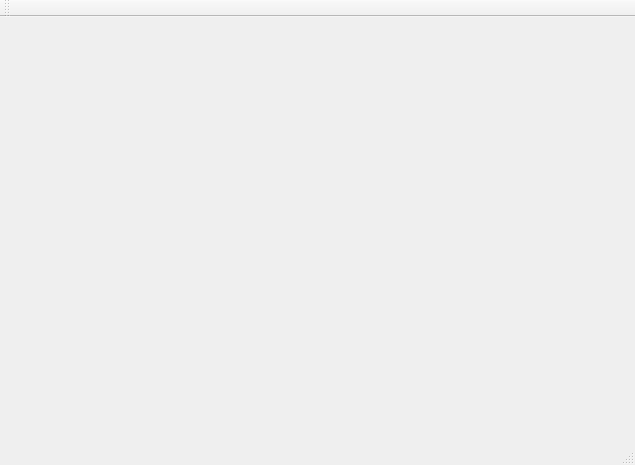
Before: the Qt Designer form qt-frontend/widgets/Picohelp/mainwindow.ui in phresnel/picogen, drawn with Qt 5.
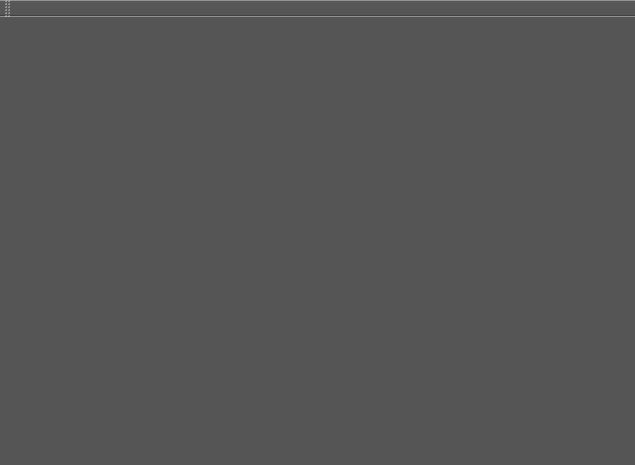
After: the same form once the commit is applied. Custom widgets are drawn as their Qt base class.

Commit message: fix: closed help browser does not open again unless ctrl+h is pressed

What changed in the file:
```diff
--- a/qt-frontend/widgets/Picohelp/mainwindow.ui
+++ b/qt-frontend/widgets/Picohelp/mainwindow.ui
@@ -13,6 +13,216 @@
   <property name="windowTitle">
    <string>MainWindow</string>
   </property>
+  <property name="styleSheet">
+   <string notr="true">* { 
+background: #555; 
+color: white;
+}
+
+QLabel{background-color:none;}
+
+QScrollBar::add-line, QScrollBar::sub-line {width:0;height:0;background:none;}
+QScrollBar{padding:1px 1px 1px 1px;}
+QScrollBar::handle{
+border-radius:4px;
+}
+QScrollBar::handle:hover {
+border:1px solid #edd;
+}
+QScrollBar::handle:horizontal{
+background-color: qlineargradient(x1:0, y1:0, x2:0, y2:1,
+stop:0 #cbb, stop: 0.5 #505050,
+stop: 0.6 #434343, stop:1 #caa);
+}
+QScrollBar::handle:vertical{
+background-color: qlineargradient(x1:0, y1:0, x2:1, y2:0,
+stop:0 #cbb, stop: 0.5 #505050,
+stop: 0.6 #434343, stop:1 #caa);
+}
+QScrollBar::add-page, QScrollBar::sub-page{
+background:none;
+color:transparent;
+}
+
+QGraphicsView, QMdiArea, 
+QTextEdit, QSpinBox, QDoubleSpinBox, QComboBox,
+QTreeView, QFrame#helpFrame {
+color:white;
+border:2px solid #ccc;
+border-radius:10px; 
+background-color: qlineargradient(x1:0, y1:0, x2:0, y2:1,
+stop:0 #717171, stop: 0.5 #505050,
+stop: 0.6 #434343, stop:1 #757575);
+alternate-background-color:#556;
+}
+QFrame#helpFrame, QWidget#picohelp {
+background-color:transparent;
+}
+QLineEdit:focus, QSpinBox:focus, 
+QDoubleSpinBox:focus, QComboBox:focus {
+background-color: qlineargradient(x1:0, y1:0, x2:0, y2:1,
+stop:0 #719171, stop: 0.5 #506050,
+stop: 0.6 #435343, stop:1 #759575);
+}
+QTreeView, QMdiArea, QTextEdit {
+background-color:#556;
+alternate-background-color:#556;
+}
+QMdiArea::QFrame {
+background-color:#222;
+}
+
+
+QHeaderView { background-color: transparent; }
+QHeaderView::section {
+background-color: qlineargradient(x1:0, y1:0, x2:0, y2:1,
+stop:0 #616161, stop: 0.5 #505050,
+stop: 0.6 #434343, stop:1 #656565);
+color: white;
+padding-left: 4px;
+border: 1px solid #6c6c6c;
+border-radius:5px;
+}
+
+QMenuBar {
+background-color: qlineargradient(x1:0, y1:0, x2:0, y2:1,
+stop:0 #889, stop:1 #aab);
+} QMenuBar::item {
+spacing: 3px; /* spacing between menu bar items */
+padding: 1px 4px;
+background: transparent;
+border-radius: 4px;
+} QMenuBar::item:selected { /* when selected using mouse or keyboard */
+background: #b8b8b8;
+} QMenuBar::item:pressed {
+background: #aaa;
+}
+
+/*QMenu {
+border: 1px solid black;
+background-color: qlineargradient(x1:0, y1:0, x2:0, y2:1,
+stop:0 #716161, stop: 0.5 #605050,
+stop: 0.52 #534343, stop:1 #756565);
+}*/ QMenu::item {
+background-color: #452311;
+} QMenu::item:selected {
+background-color: #a59361;
+} QMenu::item:hover {
+background-color: #a59361;
+}
+
+QPushButton:!flat {
+border: 2px solid #8f8f91;
+border-radius: 6px;
+background-color: qlineargradient(x1:0, y1:0, x2:0, y2:1,
+stop:0 #817171, stop: 0.5 #606060,
+stop: 0.55 #333333, stop:1 #857575);
+} QPushButton:disabled {
+color:gray;
+background-color: black;
+} QPushButton:hover {
+border: 2px solid #afafc1;
+background-color: qlineargradient(x1:0, y1:0, x2:0, y2:1,
+stop:0 #999, stop: 0.5 #888,
+stop: 0.55 #777, stop:1 #999);
+} QPushButton:pressed {
+background-color: qlineargradient(x1:0, y1:0, x2:0, y2:1,
+stop:0 #999, stop: 0.5 #555,
+stop: 0.55 #444, stop:1 #999);
+}
+
+QGroupBox {
+background-color: qlineargradient(x1: 0, y1: 0, x2: 0, y2: 1,
+stop: 0 #555, stop: 1 #889);
+border: 2px solid #CCC;
+border-radius: 6px;
+margin-top: 1ex; /* leave space at the top for the title */
+} QGroupBox::title {
+color: orange; 
+subcontrol-origin: margin;
+subcontrol-position: top center; /* position at the top center */
+padding: 0 3px;
+}
+
+
+QSpinBox::up-arrow, QSpinBox::up-button,
+QDoubleSpinBox::up-arrow, QDoubleSpinBox::up-button {
+width:0px;height:0px;
+}
+QSpinBox::down-arrow, QSpinBox::down-button,
+QDoubleSpinBox::down-arrow, QDoubleSpinBox::down-button {
+width:0px;height:0px;
+}
+
+
+QSplitter::handle:vertical{
+border: 1px solid transparent;
+border-radius:4px;
+height:5px;
+background-color: 
+qlineargradient(x1:0, y1:0, x2:0, y2:1,
+stop:0 #91b191, stop: 0.5 #607050,
+stop: 0.6 #536343, stop:1 #91b191);
+}
+QSplitter::handle:horizontal{
+border: 1px solid transparent;
+border-radius:4px;
+width:5px;
+background-color: 
+qlineargradient(x1:0, y1:0, x2:1, y2:0,
+stop:0 #91b191, stop: 0.5 #607050,
+stop: 0.6 #536343, stop:1 #91b191);
+}
+QSplitter::handle:hover {
+border:1px solid #faa;
+}
+
+
+QComboBox::drop-down {
+subcontrol-origin: padding;
+subcontrol-position: top right;
+width: 15px;
+
+border-left-width: 1px;
+border-left-color: darkgray;
+border-left-style: solid;
+border-top-right-radius: 3px;
+border-bottom-right-radius: 3px;
+}
+QComboBox QAbstractItemView {
+background: gray;
+}
+
+
+QTabWidget::pane { /* The tab widget frame */
+border: 2px solid #777;
+border-radius:4px;
+} QTabWidget::tab-bar {
+left: 5px; /* move to the right by 5px */
+} QTabBar::tab {
+background-color: qlineargradient(x1:0, y1:0, x2:0, y2:1,
+stop:0 #669, stop: 0.5 #333,
+stop: 0.55 #232323, stop:1 #669);
+border: 2px solid #C4C4C3;
+border-bottom-color: #C2C7CB; /* same as the pane color */
+border-top-left-radius: 4px;
+border-top-right-radius: 4px;
+min-width: 8ex;
+padding: 2px;
+color:#ccc;
+} QTabBar::tab:selected, QTabBar::tab:hover {
+background-color: 
+qlineargradient(x1:0, y1:0, x2:0, y2:1,
+stop:0 #9191b1, stop: 0.5 #607050,
+stop: 0.55 #334323, stop:1 #9191b1);
+color:#fff;
+} QTabBar::tab:selected {
+border-color: #9B9B9B;
+border-bottom-color: #C2C7CB; /* same as pane color */
+} QTabBar::tab:!selected {
+margin-top: 2px; /* make non-selected tabs look smaller */
+}</string>
+  </property>
   <widget class="PicohelpBrowser" name="centralWidget">
    <layout class="QVBoxLayout" name="verticalLayout"/>
   </widget>
```
Left out of the diff: 2 changed lines with no effect on the pictures. The commit also changes 4 other files.
